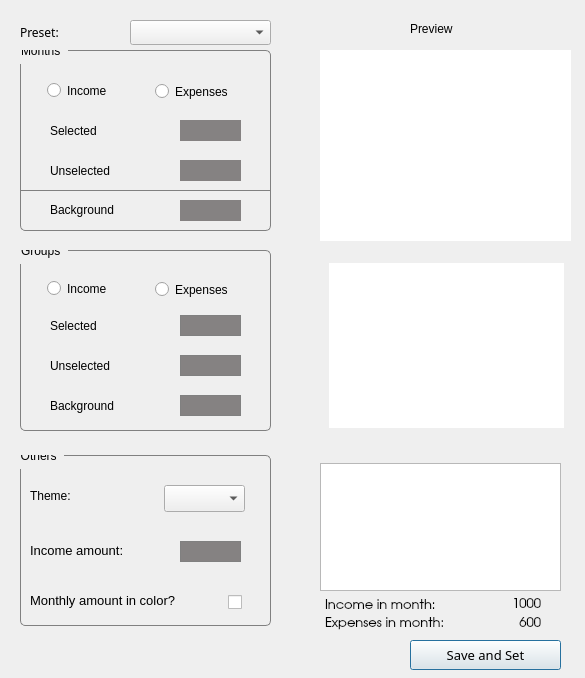
Carlos-CDM/Keibo-MoneyTracker, file keibomoneytracker/themecolorsdialog.ui: the form before one commit.
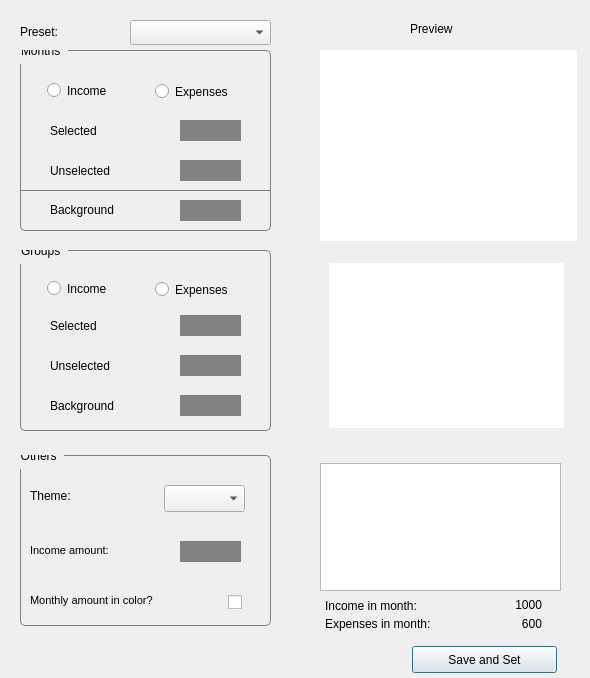
The form after the commit. Custom widgets are drawn as their Qt base class.

```diff
--- a/keibomoneytracker/themecolorsdialog.ui
+++ b/keibomoneytracker/themecolorsdialog.ui
@@ -6,7 +6,7 @@
    <rect>
     <x>0</x>
     <y>0</y>
-    <width>585</width>
+    <width>590</width>
     <height>678</height>
    </rect>
   </property>
@@ -34,7 +34,7 @@
     <rect>
      <x>320</x>
      <y>50</y>
-     <width>251</width>
+     <width>257</width>
      <height>191</height>
     </rect>
    </property>
@@ -53,7 +53,7 @@
    </property>
    <property name="font">
     <font>
-     <family>Noto Sans</family>
+     <family>MS Shell Dlg 2</family>
     </font>
    </property>
    <property name="text">
@@ -437,7 +437,7 @@
     </property>
     <property name="font">
      <font>
-      <pointsize>10</pointsize>
+      <pointsize>8</pointsize>
      </font>
     </property>
     <property name="text">
@@ -518,7 +518,7 @@
     </property>
     <property name="font">
      <font>
-      <pointsize>10</pointsize>
+      <pointsize>8</pointsize>
      </font>
     </property>
     <property name="styleSheet">
@@ -551,16 +551,16 @@
   <widget class="QPushButton" name="buttonSaveAndSet">
    <property name="geometry">
     <rect>
-     <x>410</x>
-     <y>640</y>
-     <width>151</width>
-     <height>30</height>
+     <x>412</x>
+     <y>646</y>
+     <width>145</width>
+     <height>27</height>
     </rect>
    </property>
    <property name="font">
     <font>
-     <family>Noto Sans</family>
-     <pointsize>10</pointsize>
+     <family>MS Shell Dlg 2</family>
+     <pointsize>9</pointsize>
     </font>
    </property>
    <property name="text">
@@ -578,8 +578,8 @@
    </property>
    <property name="font">
     <font>
-     <family>URW Gothic</family>
-     <pointsize>10</pointsize>
+     <family>MS Shell Dlg 2</family>
+     <pointsize>9</pointsize>
     </font>
    </property>
    <property name="text">
@@ -591,14 +591,14 @@
     <rect>
      <x>500</x>
      <y>613</y>
-     <width>41</width>
+     <width>42</width>
      <height>21</height>
     </rect>
    </property>
    <property name="font">
     <font>
-     <family>URW Gothic</family>
-     <pointsize>10</pointsize>
+     <family>MS Shell Dlg 2</family>
+     <pointsize>9</pointsize>
     </font>
    </property>
    <property name="text">
@@ -619,8 +619,8 @@
    </property>
    <property name="font">
     <font>
-     <family>URW Gothic</family>
-     <pointsize>10</pointsize>
+     <family>MS Shell Dlg 2</family>
+     <pointsize>9</pointsize>
     </font>
    </property>
    <property name="text">
@@ -632,14 +632,14 @@
     <rect>
      <x>490</x>
      <y>594</y>
-     <width>51</width>
+     <width>52</width>
      <height>21</height>
     </rect>
    </property>
    <property name="font">
     <font>
-     <family>URW Gothic</family>
-     <pointsize>10</pointsize>
+     <family>MS Shell Dlg 2</family>
+     <pointsize>9</pointsize>
     </font>
    </property>
    <property name="text">
@@ -664,6 +664,16 @@
   </widget>
  </widget>
  <customwidgets>
+  <customwidget>
+   <class>CustomPushButton</class>
+   <extends>QPushButton</extends>
+   <header>custompushbutton.h</header>
+  </customwidget>
+  <customwidget>
+   <class>CustomComboBox</class>
+   <extends>QComboBox</extends>
+   <header>customcombobox.h</header>
+  </customwidget>
   <customwidget>
    <class>GroupPieChartColorWidget</class>
    <extends>QWidget</extends>
```
Left out of the diff: 11 changed lines with no effect on the pictures.
